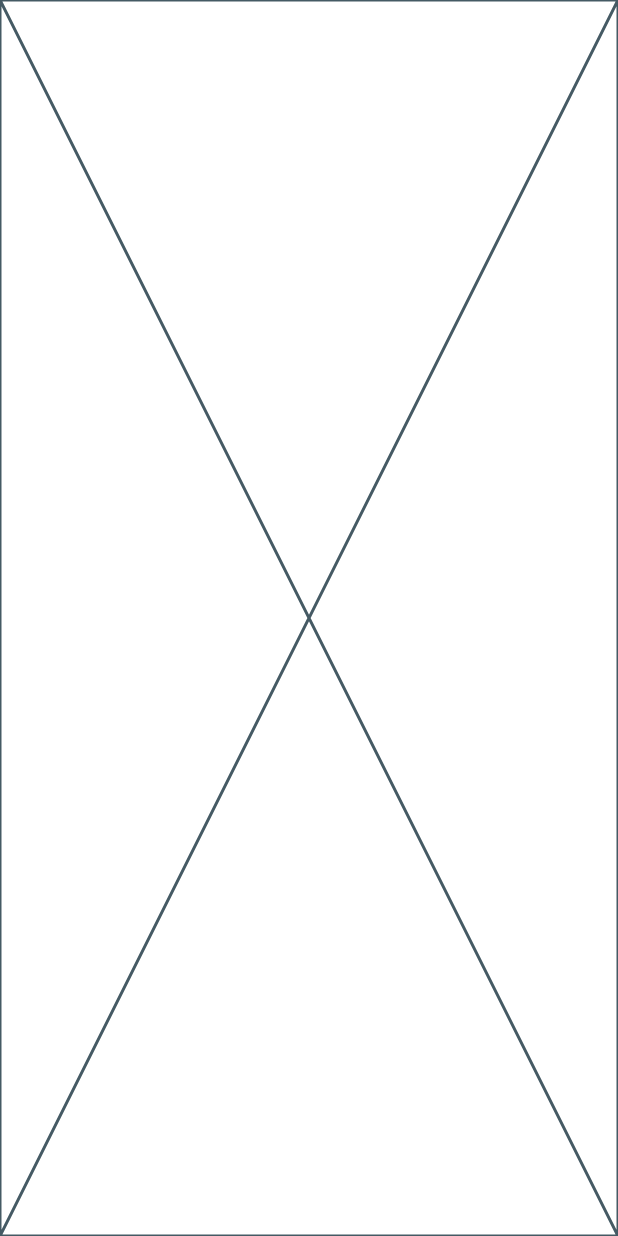
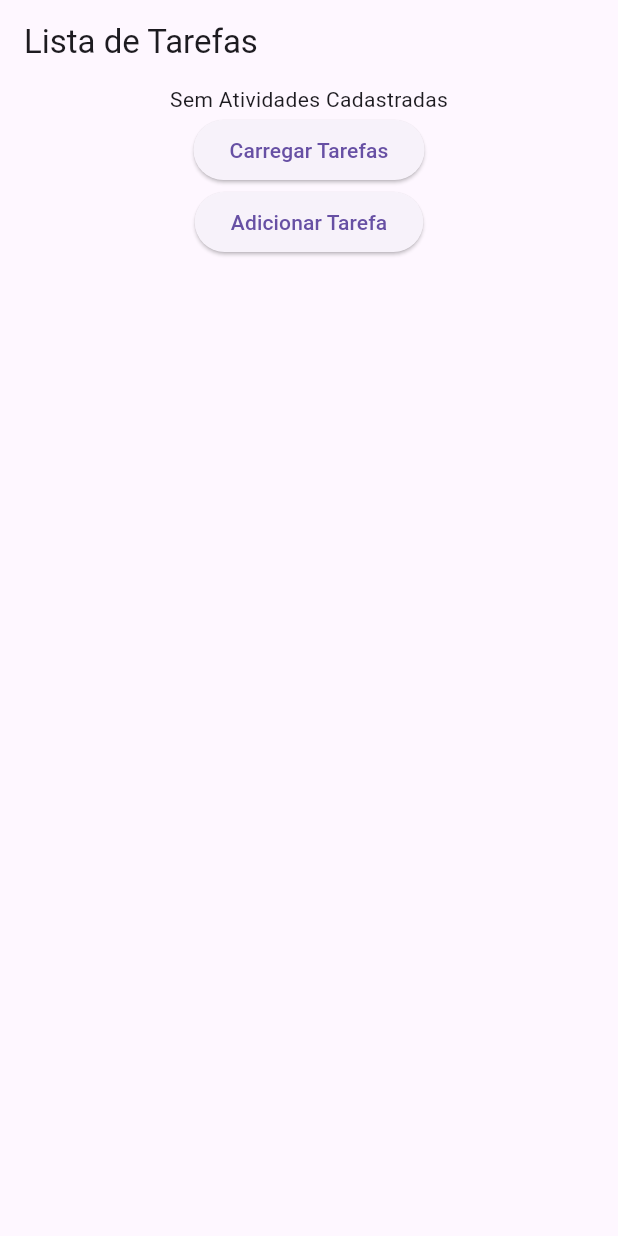
Before and after one commit to rfmeloneto/UnitinDispositiovosMoveis, a Flutter app: the screen it shows after launch, on a phone screen of 412 x 824 dp. Run offline on Flutter 3.47's test engine with Material 3 defaults, Android fonts, the phone set to English and light mode, and no system bars; our stand-ins replace flutter_bloc.

Commit message:
ajuste bloc

```diff
--- a/lib/domain/activity_entity.dart
+++ b/lib/domain/activity_entity.dart
@@ -1,8 +1,5 @@
 class ActivityEntity {
   String title;
   String description;
-  String imageUrl;
-
-  ActivityEntity(
-      {required this.title, required this.description, required this.imageUrl});
+  ActivityEntity({required this.title, required this.description});
 }
--- a/lib/main.dart
+++ b/lib/main.dart
@@ -1,5 +1,8 @@
 import 'package:flutter/material.dart';
-
+import 'package:flutter_bloc/flutter_bloc.dart';
+import 'package:primeiro_app/presenter/bloc/to_do_bloc.dart';
+import 'package:primeiro_app/presenter/to_do_page.dart';
+import 'package:primeiro_app/usecase/activity_usecase.dart';
 
 void main() => runApp(const MyApp());
 
@@ -13,8 +16,11 @@ class MyApp extends StatefulWidget {
 class _MyAppState extends State<MyApp> {
   @override
   Widget build(BuildContext context) {
-    return MaterialApp(
-      home: Placeholder(),
+    return BlocProvider(
+      create: (context) => ToDOBloc(ActivityUseCase),
+      child: MaterialApp(
+        home: ToDoPage(),
+      ),
     );
   }
 }
--- /dev/null
+++ b/lib/presenter/bloc/to_do_bloc.dart
@@ -0,0 +1,25 @@
+import 'package:flutter_bloc/flutter_bloc.dart';
+import 'package:primeiro_app/domain/activity_entity.dart';
+import 'package:primeiro_app/presenter/bloc/to_do_evets.dart';
+import 'package:primeiro_app/presenter/bloc/to_do_states.dart';
+import 'package:primeiro_app/usecase/activity_usecase.dart';
+
+class ToDOBloc extends Bloc<ToDoEvent, ToDoState> {
+  late ActivityUseCase useCase;
+  ToDOBloc(useCase) : super(InitialToDoState(_getList(useCase))) {
+    on<AddActivityEvent>((event, emit) {
+      emit(LoadingToDoState());
+      useCase.addActivity(event.activity);
+      emit(LoadedToDoState(_getList(useCase)));
+    });
+    on<RemoveActivityEvent>((event, emit) {
+      emit(LoadingToDoState());
+      useCase.removeActivity(event.index);
+      emit(LoadedToDoState(_getList(useCase)));
+    });
+  }
+}
+
+List<ActivityEntity> _getList(ActivityUseCase useCase) {
+  return useCase.getActivities() ?? [];
+}
--- /dev/null
+++ b/lib/presenter/bloc/to_do_bloc_store.dart
@@ -0,0 +1,7 @@
+import 'package:primeiro_app/presenter/bloc/to_do_bloc.dart';
+import 'package:primeiro_app/usecase/activite_usecase_imp.dart';
+
+class ActivityStore extends ToDOBloc {
+  final ActivityUseCaseImp activityUseCase;
+  ActivityStore(this.activityUseCase) : super(activityUseCase);
+}
--- /dev/null
+++ b/lib/presenter/bloc/to_do_evets.dart
@@ -0,0 +1,12 @@
+import 'package:primeiro_app/domain/activity_entity.dart';
+
+abstract class ToDoEvent {}
+
+class AddActivityEvent extends ToDoEvent {
+    final ActivityEntity activity;
+    AddActivityEvent({required this.activity});
+}
+class RemoveActivityEvent extends ToDoEvent {
+    final int index;
+    RemoveActivityEvent({required this.index});
+}
--- /dev/null
+++ b/lib/presenter/bloc/to_do_states.dart
@@ -0,0 +1,21 @@
+import 'package:primeiro_app/domain/activity_entity.dart';
+
+abstract class ToDoState {}
+
+class InitialToDoState extends ToDoState {
+  final List<ActivityEntity> activities;
+  final String message = "Sem Atividades Cadastradas";
+  InitialToDoState(this.activities);
+}
+
+class LoadingToDoState extends ToDoState {}
+
+class LoadedToDoState extends ToDoState {
+  final List<ActivityEntity> activities;
+  LoadedToDoState(this.activities);
+}
+
+class ErrorToDoState extends ToDoState {
+  final String message = "Erro ao carregar as Atividades";
+  ErrorToDoState();
+}
--- /dev/null
+++ b/lib/presenter/to_do_page.dart
@@ -0,0 +1,130 @@
+import 'package:flutter/material.dart';
+import 'package:flutter_bloc/flutter_bloc.dart';
+import 'package:primeiro_app/domain/activity_entity.dart';
+import 'package:primeiro_app/presenter/bloc/to_do_bloc_store.dart';
+import 'package:primeiro_app/presenter/bloc/to_do_states.dart';
+import 'package:primeiro_app/usecase/activite_usecase_imp.dart';
+
+class ToDoPage extends StatefulWidget {
+  final ActivityStore store = ActivityStore(ActivityUseCaseImp());
+  ToDoPage({super.key});
+
+  @override
+  State<ToDoPage> createState() => _ToDoPageState();
+}
+
+class _ToDoPageState extends State<ToDoPage> {
+  TextEditingController titleController = TextEditingController();
+  TextEditingController descriptionController = TextEditingController();
+  GlobalKey<FormState> formKey = GlobalKey<FormState>();
+  @override
+  void initState() {
+    super.initState();
+    widget.store.activityUseCase.getActivities();
+  }
+
+  @override
+  Widget build(BuildContext context) {
+    return Scaffold(
+      appBar: AppBar(
+        title: const Text('Lista de Tarefas'),
+      ),
+      body: Center(
+        child: Column(
+          children: [
+            BlocBuilder(
+              bloc: widget.store,
+              builder: (context, state) {
+                if (state is InitialToDoState) {
+                  if (state.activities.isEmpty) {
+                    return Text(state.message);
+                  }
+                  return ListView.builder(
+                    itemCount: state.activities.length,
+                    itemBuilder: (context, index) {
+                      return Text(state.activities[index].title);
+                    },
+                  );
+                }
+                if (state is LoadingToDoState) {
+                  return const CircularProgressIndicator();
+                }
+                if (state is ErrorToDoState) {
+                  return Text(state.message);
+                }
+                if (state is LoadedToDoState) {
+                  return ListView.builder(
+                    itemCount: state.activities.length,
+                    itemBuilder: (context, index) {
+                      return Text(state.activities[index].title);
+                    },
+                  );
+                } else {
+                  return const Text('Erro');
+                }
+              },
+            ),
+            ElevatedButton(
+                onPressed: () {
+                  widget.store.activityUseCase.getActivities();
+                },
+                child: const Text('Carregar Tarefas')),
+            ElevatedButton(
+              child: const Text('Adicionar Tarefa'),
+              onPressed: () {
+                showDialog(
+                  context: context,
+                  builder: (context) {
+                    return AlertDialog(
+                      title: const Text('Adicionar uma atividade'),
+                      content: Form(
+                        key: formKey,
+                        child: Column(
+                          children: [
+                            TextField(
+                              decoration: const InputDecoration(
+                                  labelText: 'Título da Atividade'),
+                              controller: titleController,
+                            ),
+                            TextField(
+                              decoration: const InputDecoration(
+                                  labelText: 'Descrição da Atividade'),
+                              controller: descriptionController,
+                            ),
+                          ],
+                        ),
+                      ),
+                      actions: [
+                        TextButton(
+                          child: const Text('Salvar'),
+                          onPressed: () {
+                            widget.store.activityUseCase.addActivity(
+                              ActivityEntity(
+                                title: titleController.text,
+                                description: descriptionController.text,
+                              ),
+                            );
+                            titleController.clear();
+                            descriptionController.clear();
+
+                            Navigator.pop(context);
+                          },
+                        ),
+                        TextButton(
+                          child: const Text('Fechar'),
+                          onPressed: () {
+                            Navigator.pop(context);
+                          },
+                        ),
+                      ],
+                    );
+                  },
+                );
+              },
+            ),
+          ],
+        ),
+      ),
+    );
+  }
+}
--- /dev/null
+++ b/lib/usecase/activite_usecase_imp.dart
@@ -0,0 +1,22 @@
+import 'package:primeiro_app/data/activity_list.dart';
+import 'package:primeiro_app/domain/activity_entity.dart';
+import 'package:primeiro_app/usecase/activity_usecase.dart';
+
+class ActivityUseCaseImp extends ActivityUseCase {
+  ActivityDb activityList = ActivityDb();
+
+  @override
+  void addActivity(ActivityEntity activity) {
+    activityList.addActivityList(activity);
+  }
+
+  @override
+  void removeActivity(int index) {
+    activityList.removeActivityList(index);
+  }
+
+  @override
+  List<ActivityEntity>? getActivities() {
+    return activityList.activityList;
+  }
+}
--- a/lib/usecase/activity_usecase.dart
+++ b/lib/usecase/activity_usecase.dart
@@ -1,18 +1,7 @@
-import 'package:primeiro_app/data/activity_list.dart';
 import 'package:primeiro_app/domain/activity_entity.dart';
 
-class ActivityUseCase {
-  ActivityDb activityList = ActivityDb();
-
-  void addActivity(ActivityEntity activity) {
-    activityList.addActivityList(activity);
-  }
-
-  void removeActivity(int index) {
-    activityList.removeActivityList(index);
-  }
-
-  List<ActivityEntity>? getActivities() {
-    return activityList.activityList;
-  }
+abstract class ActivityUseCase {
+  void addActivity(ActivityEntity activity);
+  void removeActivity(int index);
+  List<ActivityEntity>? getActivities();
 }
--- a/pubspec.yaml
+++ b/pubspec.yaml
@@ -9,6 +9,7 @@ environment:
 dependencies:
   flutter:
     sdk: flutter
+  flutter_bloc: ^8.1.6
 
 dev_dependencies:
   flutter_test:
```
Also changed, not shown: lib/data/activity_list.dart (+5 -4 lines), pubspec.lock.
